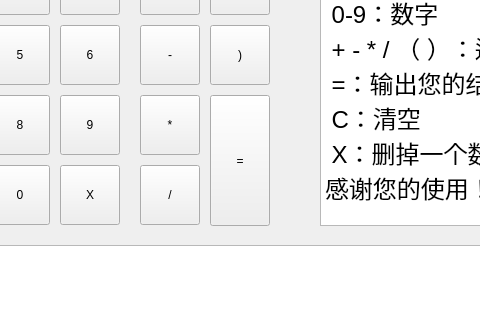
Above: StackCal/stackcal.ui from Erout/Qt before the change; both pictures show x 120 to 600 and y 135 to 455 of the 1011 by 684 pixel window. Below: the same form after it.
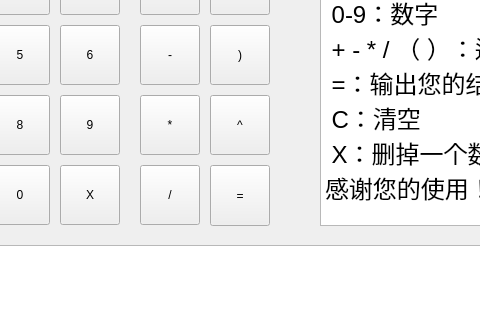
That is the form after the change.

```diff
--- a/StackCal/stackcal.ui
+++ b/StackCal/stackcal.ui
@@ -235,9 +235,9 @@
    <property name="geometry">
     <rect>
      <x>330</x>
-     <y>230</y>
+     <y>300</y>
      <width>60</width>
-     <height>131</height>
+     <height>61</height>
     </rect>
    </property>
    <property name="text">
@@ -305,6 +305,19 @@
 &lt;p style=&quot; margin-top:0px; margin-bottom:0px; margin-left:0px; margin-right:0px; -qt-block-indent:0; text-indent:0px;&quot;&gt;&lt;span style=&quot; font-size:18pt;&quot;&gt;感谢您的使用！&lt;/span&gt;&lt;/p&gt;&lt;/body&gt;&lt;/html&gt;</string>
    </property>
   </widget>
+  <widget class="QPushButton" name="exp">
+   <property name="geometry">
+    <rect>
+     <x>330</x>
+     <y>230</y>
+     <width>60</width>
+     <height>60</height>
+    </rect>
+   </property>
+   <property name="text">
+    <string>^</string>
+   </property>
+  </widget>
  </widget>
  <layoutdefault spacing="6" margin="11"/>
  <resources/>
```
